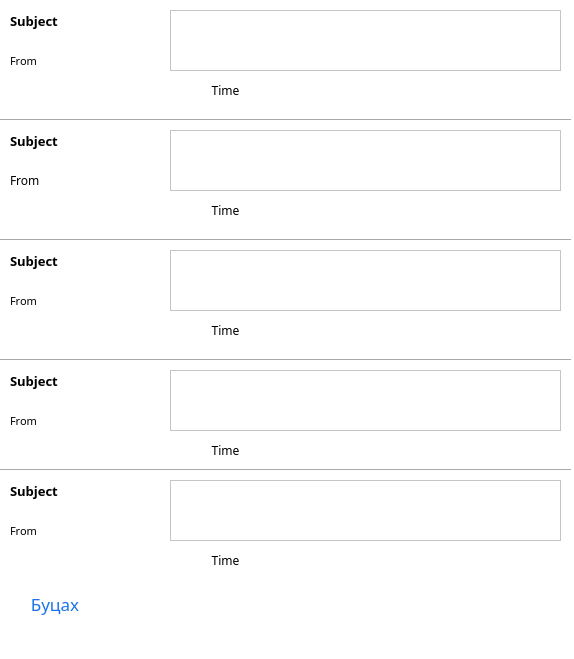
The window that UI/Inbox.ui (ByamB4/Gmail-Inbox-Sender) describes before a commit, drawn with Qt 5.
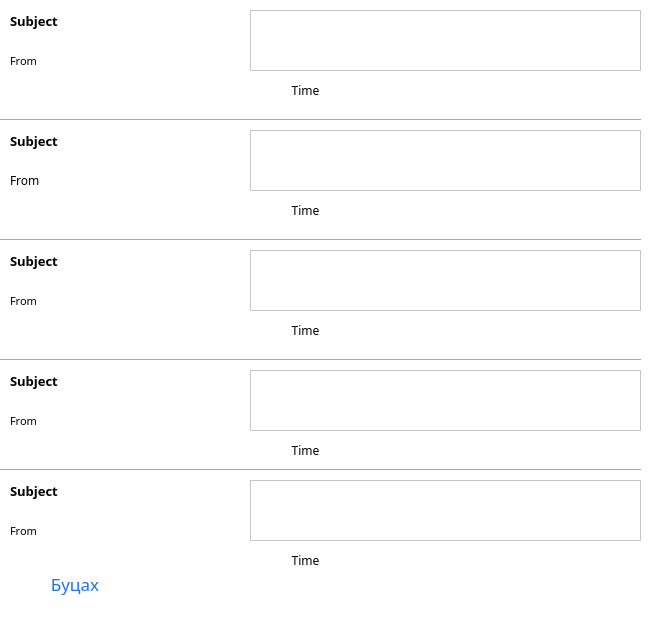
The same window after the commit. Icons and pictures are not drawn.

The edit to the form file:
```diff
--- a/UI/Inbox.ui
+++ b/UI/Inbox.ui
@@ -6,20 +6,20 @@
    <rect>
     <x>0</x>
     <y>0</y>
-    <width>574</width>
-    <height>659</height>
+    <width>660</width>
+    <height>637</height>
    </rect>
   </property>
   <property name="minimumSize">
    <size>
-    <width>574</width>
-    <height>659</height>
+    <width>1</width>
+    <height>1</height>
    </size>
   </property>
   <property name="maximumSize">
    <size>
-    <width>574</width>
-    <height>659</height>
+    <width>1000</width>
+    <height>1000</height>
    </size>
   </property>
   <property name="windowTitle">
@@ -40,7 +40,7 @@
      <rect>
       <x>10</x>
       <y>10</y>
-      <width>141</width>
+      <width>221</width>
       <height>21</height>
      </rect>
     </property>
@@ -62,7 +62,7 @@
      <rect>
       <x>10</x>
       <y>50</y>
-      <width>141</width>
+      <width>221</width>
       <height>21</height>
      </rect>
     </property>
@@ -81,7 +81,7 @@
      <rect>
       <x>0</x>
       <y>110</y>
-      <width>571</width>
+      <width>641</width>
       <height>20</height>
      </rect>
     </property>
@@ -94,7 +94,7 @@
      <rect>
       <x>10</x>
       <y>170</y>
-      <width>141</width>
+      <width>221</width>
       <height>21</height>
      </rect>
     </property>
@@ -112,7 +112,7 @@
      <rect>
       <x>10</x>
       <y>130</y>
-      <width>141</width>
+      <width>221</width>
       <height>21</height>
      </rect>
     </property>
@@ -134,7 +134,7 @@
      <rect>
       <x>0</x>
       <y>230</y>
-      <width>571</width>
+      <width>641</width>
       <height>20</height>
      </rect>
     </property>
@@ -147,7 +147,7 @@
      <rect>
       <x>10</x>
       <y>290</y>
-      <width>141</width>
+      <width>221</width>
       <height>21</height>
      </rect>
     </property>
@@ -166,7 +166,7 @@
      <rect>
       <x>10</x>
       <y>370</y>
-      <width>141</width>
+      <width>221</width>
       <height>21</height>
      </rect>
     </property>
@@ -188,7 +188,7 @@
      <rect>
       <x>0</x>
       <y>460</y>
-      <width>571</width>
+      <width>641</width>
       <height>20</height>
      </rect>
     </property>
@@ -201,7 +201,7 @@
      <rect>
       <x>10</x>
       <y>410</y>
-      <width>141</width>
+      <width>221</width>
       <height>21</height>
      </rect>
     </property>
@@ -220,7 +220,7 @@
      <rect>
       <x>10</x>
       <y>250</y>
-      <width>141</width>
+      <width>221</width>
       <height>21</height>
      </rect>
     </property>
@@ -242,7 +242,7 @@
      <rect>
       <x>0</x>
       <y>350</y>
-      <width>571</width>
+      <width>641</width>
       <height>20</height>
      </rect>
     </property>
@@ -255,7 +255,7 @@
      <rect>
       <x>10</x>
       <y>480</y>
-      <width>141</width>
+      <width>221</width>
       <height>21</height>
      </rect>
     </property>
@@ -277,7 +277,7 @@
      <rect>
       <x>10</x>
       <y>520</y>
-      <width>141</width>
+      <width>221</width>
       <height>21</height>
      </rect>
     </property>
@@ -294,8 +294,8 @@
    <widget class="QPushButton" name="composeMail">
     <property name="geometry">
      <rect>
-      <x>500</x>
-      <y>580</y>
+      <x>580</x>
+      <y>550</y>
       <width>51</width>
       <height>51</height>
      </rect>
@@ -323,8 +323,8 @@
    <widget class="QPushButton" name="backToLogin">
     <property name="geometry">
      <rect>
-      <x>10</x>
-      <y>590</y>
+      <x>30</x>
+      <y>570</y>
       <width>90</width>
       <height>28</height>
      </rect>
@@ -355,7 +355,7 @@
    <widget class="QLabel" name="lbl1Time">
     <property name="geometry">
      <rect>
-      <x>170</x>
+      <x>250</x>
       <y>80</y>
       <width>111</width>
       <height>20</height>
@@ -376,7 +376,7 @@
    <widget class="QLabel" name="lbl2Time">
     <property name="geometry">
      <rect>
-      <x>170</x>
+      <x>250</x>
       <y>200</y>
       <width>111</width>
       <height>20</height>
@@ -397,7 +397,7 @@
    <widget class="QLabel" name="lbl3Time">
     <property name="geometry">
      <rect>
-      <x>170</x>
+      <x>250</x>
       <y>320</y>
       <width>111</width>
       <height>20</height>
@@ -418,7 +418,7 @@
    <widget class="QLabel" name="lbl4Time">
     <property name="geometry">
      <rect>
-      <x>170</x>
+      <x>250</x>
       <y>440</y>
       <width>111</width>
       <height>20</height>
@@ -439,7 +439,7 @@
    <widget class="QLabel" name="lbl5Time">
     <property name="geometry">
      <rect>
-      <x>170</x>
+      <x>250</x>
       <y>550</y>
       <width>111</width>
       <height>20</height>
@@ -460,7 +460,7 @@
    <widget class="QTextBrowser" name="txt1Body">
     <property name="geometry">
      <rect>
-      <x>170</x>
+      <x>250</x>
       <y>10</y>
       <width>391</width>
       <height>61</height>
@@ -470,7 +470,7 @@
    <widget class="QTextBrowser" name="txt2Body">
     <property name="geometry">
      <rect>
-      <x>170</x>
+      <x>250</x>
       <y>130</y>
       <width>391</width>
       <height>61</height>
@@ -480,7 +480,7 @@
    <widget class="QTextBrowser" name="txt3Body">
     <property name="geometry">
      <rect>
-      <x>170</x>
+      <x>250</x>
       <y>250</y>
       <width>391</width>
       <height>61</height>
@@ -490,7 +490,7 @@
    <widget class="QTextBrowser" name="txt4Body">
     <property name="geometry">
      <rect>
-      <x>170</x>
+      <x>250</x>
       <y>370</y>
       <width>391</width>
       <height>61</height>
@@ -500,7 +500,7 @@
    <widget class="QTextBrowser" name="txt5Body">
     <property name="geometry">
      <rect>
-      <x>170</x>
+      <x>250</x>
       <y>480</y>
       <width>391</width>
       <height>61</height>
```
Left out of the diff: 2 changed lines with no effect on the pictures.
